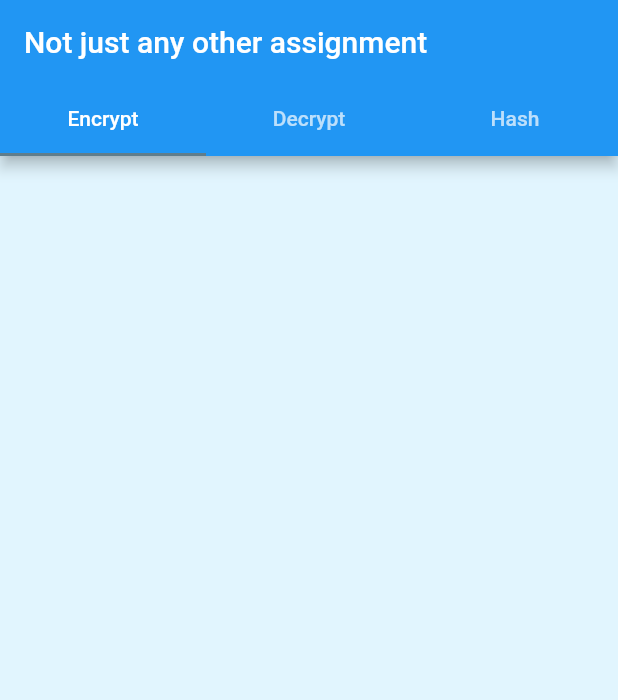
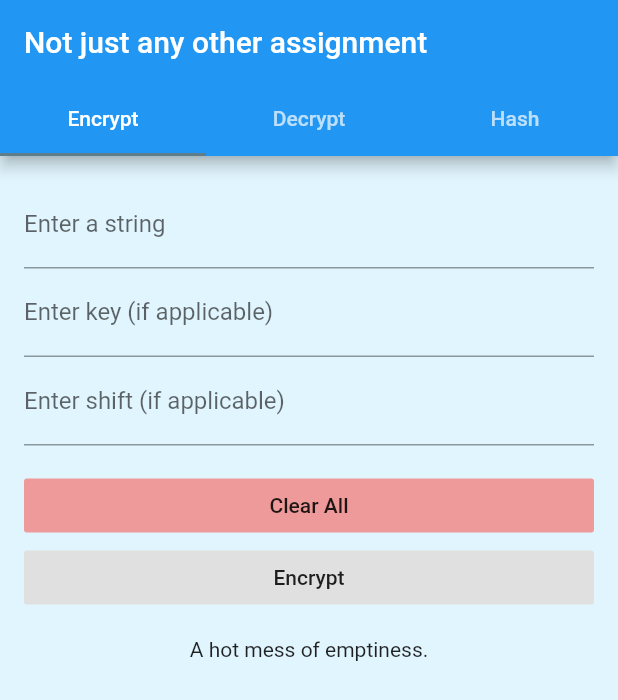
Before and after one commit to 29vivek/basic_cryptography, a Flutter app: the screen it shows after launch, on a phone screen of 412 x 824 dp. Shown: the top 700 px of the screen. Run offline on Flutter 3.47's test engine with Material 2 defaults, Android fonts, the phone set to English and light mode, and no system bars; our stand-ins replace charts_flutter, file_picker.

Commit message:
encryption plus bug fixes

```diff
--- /dev/null
+++ b/lib/helpers/compute_cipher.dart
@@ -0,0 +1,112 @@
+import 'package:Ahteeg/models/enums.dart';
+import 'package:Ahteeg/models/timed_output.dart';
+import 'package:flutter/foundation.dart';
+
+class ComputeCipher {
+
+  static final RegExp nonAlphaRegExp = RegExp('[^a-zA-Z ]');
+
+  static List<TimedOutput> encrypt({@required String input, String key, String shift}) {
+
+    if(input.isEmpty || (key.isEmpty && shift.isEmpty))
+      return null;
+
+    Stopwatch watch = Stopwatch();
+
+    List<TimedOutput> computed = [];
+
+    for(var cipher in Ciphers.values) {
+      watch.reset();
+      watch.start();
+
+      String encrypted;
+
+      switch(cipher) {
+        case Ciphers.caesar:
+          encrypted = _caesar(input, shift, encrypt: true);
+          break;
+        case Ciphers.vignere:
+          encrypted = _vignere(input, key, encrypt: true);
+          break;
+        case Ciphers.playfair:
+          encrypted = 'yet to implement.';
+          break;
+        case Ciphers.railfence:
+          encrypted = 'no eta';
+          break;
+      }
+
+      watch.stop();
+      computed.add(TimedOutput(title: cipher.toString().split('.').last, duration: watch.elapsedMicroseconds, output: encrypted));
+    }
+
+    return computed;
+  }
+
+  static int _offsetFor(int ch) {
+    return ch >= 'a'.codeUnitAt(0) && ch <= 'z'.codeUnitAt(0) ? 97 : 65;
+  }
+
+  static String _caesar(String input, String shift, {bool encrypt}) {
+
+    String output = '';
+    if(nonAlphaRegExp.allMatches(input).length != 0)
+      return 'Invalid characters in plaintext!';
+
+    int shiftBy = int.tryParse(shift);
+    if(shiftBy == null)
+      return 'Invalid key. Must be integer.';
+
+    for (int i = 0; i < input.length; i++) {
+      if (input[i] != ' ') {
+        int offset = _offsetFor(input.codeUnitAt(i));
+
+        output += String.fromCharCode(
+            encrypt
+            ? (input.codeUnitAt(i) + shiftBy - offset) % 26 + offset
+            : (input.codeUnitAt(i) - shiftBy - offset) % 26 + offset
+          );
+      } else {
+        output += input[i];
+      }
+    }
+
+    return output;
+  }
+
+  static String _vignere(String input, String key, {bool encrypt}) {
+    String output = '';
+    if(nonAlphaRegExp.allMatches(input).length != 0)
+      return 'Invalid characters in plaintext!';
+
+    key = key.replaceAll(' ', '').toUpperCase();
+
+    if(key.isEmpty)
+      return 'Invalid key. Cannot be blank.';
+
+    if(nonAlphaRegExp.allMatches(key).length != 0)
+      return 'Invalid characters in key!';
+
+    int j = 0;
+    for (int i = 0; i < input.length; i++) {
+      if (input[i] != ' ') {
+        int offset = _offsetFor(input.codeUnitAt(i));
+
+        output += String.fromCharCode(
+            encrypt
+            ? (input.codeUnitAt(i) + key.codeUnitAt(j)) % 26 + offset
+            : (input.codeUnitAt(i) - key.codeUnitAt(j) + 26) % 26 + offset
+          );
+        if (j < key.length - 1) {
+          j++;
+        } else {
+          j = 0;
+        }
+      } else {
+        output += input[i];
+      }
+    }
+
+    return output;
+  }
+}
--- a/lib/models/enums.dart
+++ b/lib/models/enums.dart
@@ -1,2 +1,3 @@
 enum Hashes {md5, sha1, sha224, sha256, sha384, sha512}
 enum States {normal, processing, finished}
+enum Ciphers {caesar, vignere, playfair, railfence}
--- a/lib/views/encrypt_page.dart
+++ b/lib/views/encrypt_page.dart
@@ -1,3 +1,7 @@
+import 'package:Ahteeg/helpers/compute_cipher.dart';
+import 'package:Ahteeg/models/enums.dart';
+import 'package:Ahteeg/widgets/visualizer.dart';
+import 'package:Ahteeg/constants/placeholders.dart' as placeholders;
 import 'package:flutter/material.dart';
 
 class EncryptPage extends StatefulWidget {
@@ -6,10 +10,100 @@ class EncryptPage extends StatefulWidget {
 }
 
 class _EncryptPageState extends State<EncryptPage> {
+
+  TextEditingController _stringController = TextEditingController();
+  TextEditingController _keyController = TextEditingController();
+  TextEditingController _shiftController = TextEditingController();
+  States _state = States.normal;
+  var _results;
+
   @override
   Widget build(BuildContext context) {
-    return Container(
+    return SafeArea(
+      child: ListView(
+        padding: EdgeInsets.all(16),
+        children: [
+          TextField(
+            controller: _stringController,
+            decoration: InputDecoration(border: UnderlineInputBorder(), labelText: 'Enter a string'),
+            textInputAction: TextInputAction.done,
+            onSubmitted: (text) {
 
+            },
+            minLines: 1,
+            maxLines: 10,
+            maxLength: null,
+          ),
+          TextField(
+            controller: _keyController,
+            decoration: InputDecoration(border: UnderlineInputBorder(), labelText: 'Enter key (if applicable)'),
+            textInputAction: TextInputAction.done,
+            onSubmitted: (text) {
+
+            },
+          ),
+          TextField(
+            controller: _shiftController,
+            decoration: InputDecoration(border: UnderlineInputBorder(), labelText: 'Enter shift (if applicable)'),
+            keyboardType: TextInputType.number,
+            textInputAction: TextInputAction.done,
+            onSubmitted: (text) {
+
+            },
+          ),
+          Padding(
+            padding: const EdgeInsets.only(top: 16.0),
+            child: FlatButton(
+              onPressed: () {
+                FocusScope.of(context).unfocus();
+                setState(() {
+                  _state = States.normal;
+                });
+                _stringController.clear();
+                _keyController.clear();
+                _shiftController.clear();
+              },
+              child: Text('Clear All'),
+              color: Theme.of(context).errorColor
+            ),
+          ),
+          FlatButton(
+            onPressed: () async {
+              FocusScope.of(context).unfocus();
+              setState(() {
+                _state = States.processing;
+                _results = null;
+              });
+
+              var computed = ComputeCipher.encrypt(
+                input: _stringController.text,
+                key: _keyController.text,
+                shift: _shiftController.text
+              );
+
+              setState(() {
+                if(computed != null) {
+                  _results = computed;
+                  _state = States.finished;
+                } else {
+                  _state = States.normal;
+                }
+              });
+
+            },
+            child: Text('Encrypt'),
+            color: Theme.of(context).buttonColor
+          ),
+          Container(
+            padding: const EdgeInsets.only(top: 16),
+            alignment: Alignment.center,
+            child:
+              _state == States.finished
+              ? Visualizer(results: _results, title: 'Time taken by various encryption algorithms (μs)',)
+              : Text(_state == States.processing ? placeholders.ProcessingMessage : placeholders.NormalMessage, textAlign: TextAlign.center),
+          ),
+        ]
+      ),
     );
   }
 }
--- a/lib/views/hash_page.dart
+++ b/lib/views/hash_page.dart
@@ -77,6 +77,7 @@ class _HashPageState extends State<HashPage> {
               FocusScope.of(context).unfocus();
               setState(() {
                 _state = States.processing;
+                _results = null;
               });
 
               var computed = _controller.text.isNotEmpty ? ComputeHash.hashString(_controller.text) : _file != null ? await ComputeHash.hashFile(_file) : null;
```
